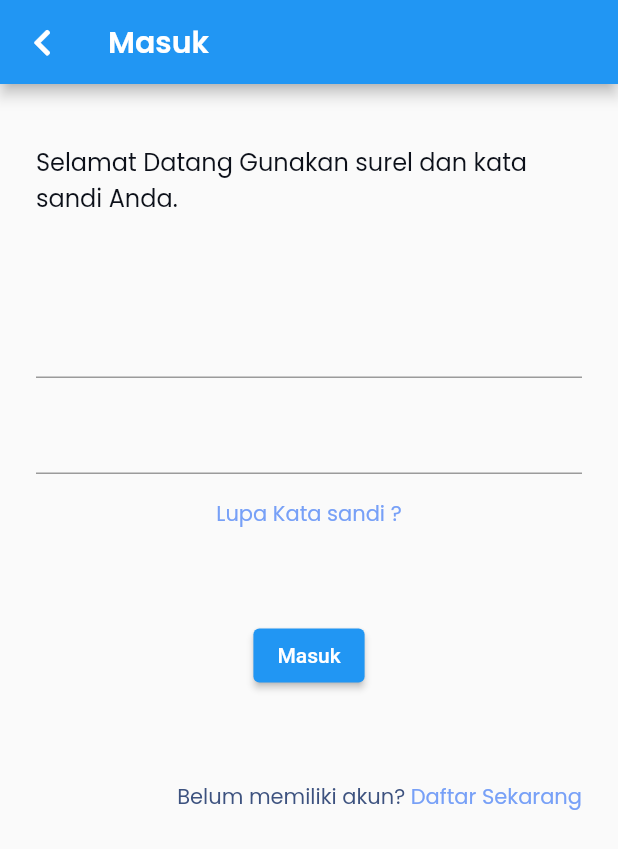
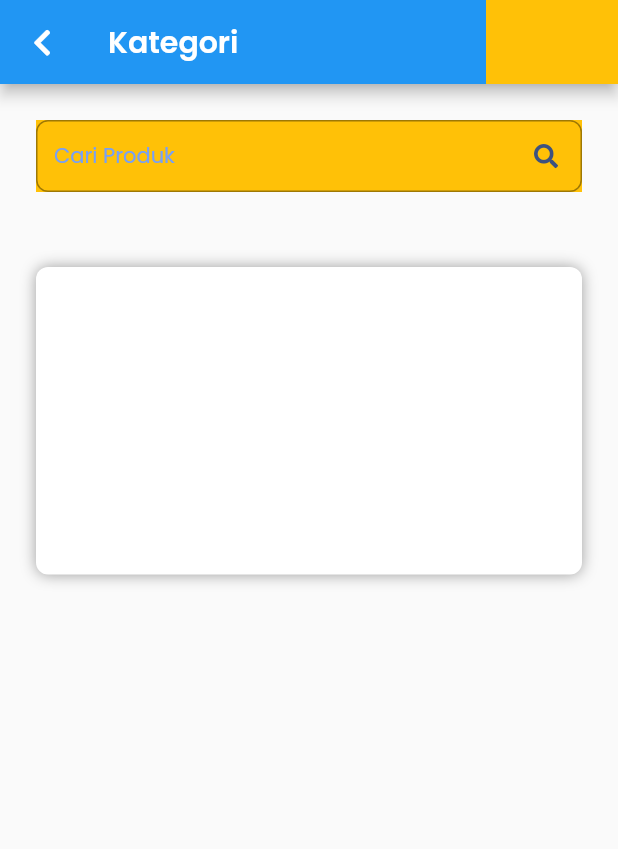
Before and after one commit to riskawidarsono/POS, a Flutter app: the screen it shows after launch, on a phone screen of 412 x 824 dp. Shown: the top 849 px of the screen. Run offline on Flutter 3.47's test engine with Material 2 defaults, Android fonts, the phone set to English and light mode, and no system bars; drawn by our look-alikes of auto_size_text; our stand-ins replace fluttericon, get, google_fonts.

Commit message:
'setting_katagori'

```diff
--- /dev/null
+++ b/lib/screen/kategori.dart
@@ -0,0 +1,75 @@
+import 'package:flutter/material.dart';
+import 'package:fluttericon/font_awesome5_icons.dart';
+import 'package:pos/utils/color.dart';
+import 'package:pos/utils/font.dart';
+import 'package:pos/widgets/app_bar.dart';
+
+class KategoriPage extends StatelessWidget {
+  const KategoriPage({Key? key}) : super(key: key);
+
+  @override
+  Widget build(BuildContext context) {
+    return Scaffold(
+      appBar: AppBarMain(
+        titleBar: 'Kategori',
+      ),
+      body: SafeArea(
+        child: ListView(
+          padding: EdgeInsets.all(
+            24,
+          ),
+          children: <Widget>[
+            Column(
+              children: [
+                Container(
+                  color: Colors.amber,
+                  height: 48,
+                  child: TextField(
+                    textAlign: TextAlign.start,
+                    textAlignVertical: TextAlignVertical.bottom,
+                    enableSuggestions: true,
+                    decoration: InputDecoration(
+                      suffixIcon: Icon(
+                        FontAwesome5.search,
+                        size: 16,
+                        color: bodySecondaryLight,
+                      ),
+                      border: OutlineInputBorder(
+                        borderRadius: BorderRadius.circular(8),
+                      ),
+                      hintText: 'Cari Produk',
+                      hintStyle: bodyNormal.copyWith(
+                        color: primaryNormal,
+                      ),
+                    ),
+                  ),
+                ),
+                SizedBox(
+                  height: 50,
+                ),
+                Container(
+                  child: Container(
+                    height: 205,
+                  ),
+                  height: 205,
+                  decoration: BoxDecoration(
+                    color: Colors.white,
+                    borderRadius: BorderRadius.circular(
+                      8,
+                    ),
+                    boxShadow: [
+                      BoxShadow(
+                        color: Colors.grey,
+                        blurRadius: 8,
+                      ),
+                    ],
+                  ),
+                ),
+              ],
+            ),
+          ],
+        ),
+      ),
+    );
+  }
+}
--- a/lib/screen/register.dart
+++ b/lib/screen/register.dart
@@ -1,4 +1,3 @@
-import 'package:auto_size_text/auto_size_text.dart';
 import 'package:flutter/material.dart';
 import 'package:pos/utils/color.dart';
 import 'package:pos/utils/font.dart';
--- a/lib/screen/root.dart
+++ b/lib/screen/root.dart
@@ -1,14 +1,10 @@
 import 'package:flutter/material.dart';
-import 'package:pos/screen/forgot_password.dart';
-import 'package:pos/screen/home.dart';
-import 'package:pos/screen/login.dart';
-import 'package:pos/screen/register.dart';
-import 'package:pos/screen/welcome.dart';
-import 'package:pos/widgets/sidebar_menu.dart';
+
+import 'package:pos/screen/kategori.dart';
 
 class Root extends StatelessWidget {
   @override
   Widget build(BuildContext context) {
-    return LoginPage();
+    return KategoriPage();
   }
 }
--- a/lib/screen/welcome.dart
+++ b/lib/screen/welcome.dart
@@ -1,7 +1,6 @@
 import 'package:flutter/material.dart';
 import 'package:pos/utils/color.dart';
 import 'package:pos/utils/font.dart';
-import 'package:pos/widgets/buttom.dart';
 
 class WelcomePage extends StatelessWidget {
   const WelcomePage({Key? key}) : super(key: key);
@@ -56,7 +55,7 @@ class WelcomePage extends StatelessWidget {
                     height: 100,
                   ),
                   Container(
-                    child: contenWelcome(),
+                    child: ContenWelcome(),
                   ),
                   SizedBox(
                     height: 200,
@@ -99,8 +98,8 @@ class WelcomePage extends StatelessWidget {
   }
 }
 
-class contenWelcome extends StatelessWidget {
-  const contenWelcome({
+class ContenWelcome extends StatelessWidget {
+  const ContenWelcome({
     Key? key,
   }) : super(key: key);
 
--- a/lib/widgets/app_bar.dart
+++ b/lib/widgets/app_bar.dart
@@ -37,6 +37,12 @@ class AppBarMain extends StatelessWidget implements PreferredSizeWidget {
           style: h4.copyWith(color: baseWhite),
         ),
       ),
+      actions: <Widget>[
+        Container(
+          width: 88,
+          color: Colors.amber,
+        ),
+      ],
     );
   }
 }
```
